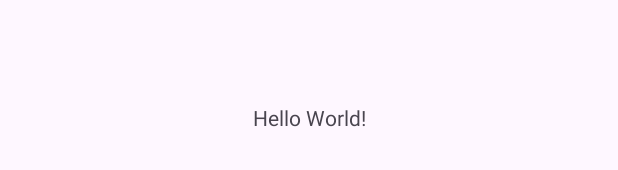
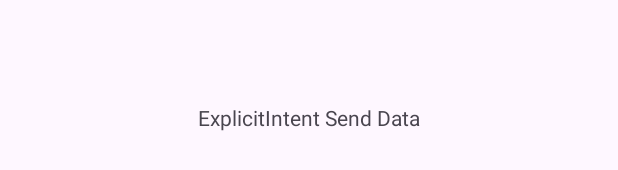
Before and after one commit to chaidanSnru/AndroidIntent, an Android app: the layout activity_main.xml on its own in the app's theme, with its tools: preview values and no code run, on a phone screen of 412 x 824 dp. Shown: the part 501-671 px from the top of the screen. Run offline under Robolectric (Android 15) with nearby library versions, the phone set to English and light mode, and no system bars.

Commit message:
Initial Commit สำหรับ ExplicitIntentSendData branch

```diff
--- a/app/src/main/res/layout/activity_main.xml
+++ b/app/src/main/res/layout/activity_main.xml
@@ -10,7 +10,7 @@
     <TextView
         android:layout_width="wrap_content"
         android:layout_height="wrap_content"
-        android:text="Hello World!"
+        android:text="ExplicitIntent Send Data"
         app:layout_constraintBottom_toBottomOf="parent"
         app:layout_constraintEnd_toEndOf="parent"
         app:layout_constraintStart_toStartOf="parent"
```
